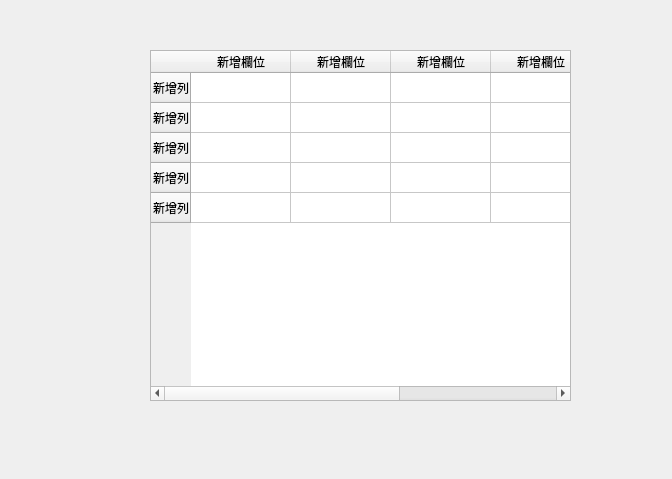
This is src/AdbClient/StageTest.ui in roger0816/Adb as Qt 5 draws it before an edit. The edited form follows.
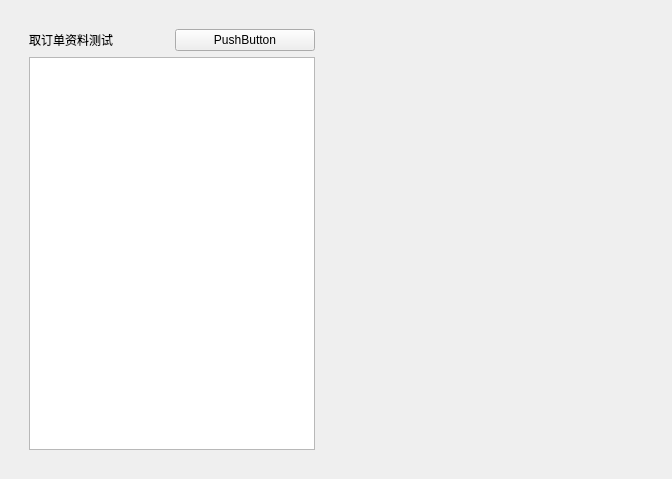
This is the edited form.

Diff of the .ui file:
```diff
--- a/src/AdbClient/StageTest.ui
+++ b/src/AdbClient/StageTest.ui
@@ -13,66 +13,40 @@
   <property name="windowTitle">
    <string>Form</string>
   </property>
-  <widget class="QTableWidget" name="tableWidget">
-   <property name="geometry">
-    <rect>
-     <x>150</x>
-     <y>50</y>
-     <width>421</width>
-     <height>351</height>
-    </rect>
-   </property>
-   <row>
-    <property name="text">
-     <string>新增列</string>
-    </property>
-   </row>
-   <row>
-    <property name="text">
-     <string>新增列</string>
-    </property>
-   </row>
-   <row>
-    <property name="text">
-     <string>新增列</string>
-    </property>
-   </row>
-   <row>
-    <property name="text">
-     <string>新增列</string>
-    </property>
-   </row>
-   <row>
-    <property name="text">
-     <string>新增列</string>
-    </property>
-   </row>
-   <column>
-    <property name="text">
-     <string>新增欄位</string>
-    </property>
-   </column>
-   <column>
-    <property name="text">
-     <string>新增欄位</string>
-    </property>
-   </column>
-   <column>
-    <property name="text">
-     <string>新增欄位</string>
-    </property>
-   </column>
-   <column>
-    <property name="text">
-     <string>新增欄位</string>
-    </property>
-   </column>
-   <column>
-    <property name="text">
-     <string>新增欄位</string>
-    </property>
-   </column>
-  </widget>
+  <layout class="QGridLayout" name="gridLayout">
+   <item row="0" column="0">
+    <widget class="QWidget" name="widget" native="true">
+     <layout class="QGridLayout" name="gridLayout_3">
+      <item row="0" column="0">
+       <widget class="QWidget" name="widget_3" native="true">
+        <layout class="QGridLayout" name="gridLayout_2">
+         <item row="0" column="1">
+          <widget class="QPushButton" name="pushButton">
+           <property name="text">
+            <string>PushButton</string>
+           </property>
+          </widget>
+         </item>
+         <item row="0" column="0">
+          <widget class="QLabel" name="label">
+           <property name="text">
+            <string>取订单资料测试</string>
+           </property>
+          </widget>
+         </item>
+         <item row="1" column="0" colspan="2">
+          <widget class="QTextEdit" name="textEdit"/>
+         </item>
+        </layout>
+       </widget>
+      </item>
+     </layout>
+    </widget>
+   </item>
+   <item row="0" column="1">
+    <widget class="QWidget" name="widget_2" native="true"/>
+   </item>
+  </layout>
  </widget>
  <resources/>
  <connections/>
```
